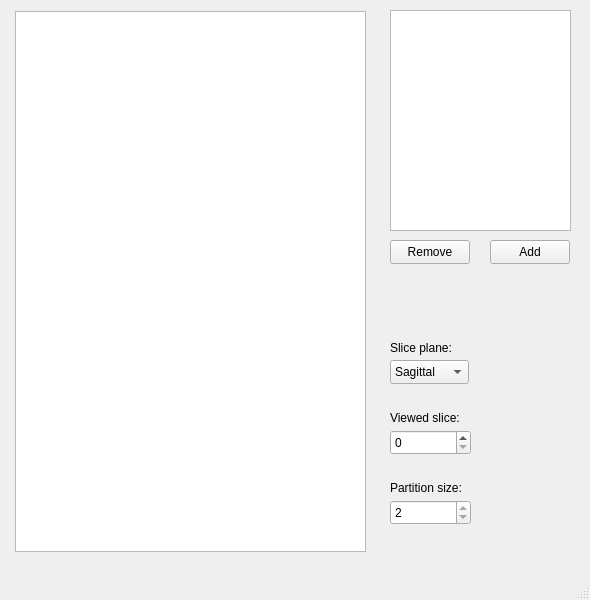
This is src/ui/mainwindow.ui in egor79k/vertical_stitching as Qt 5 draws it before an edit. The edited form follows.
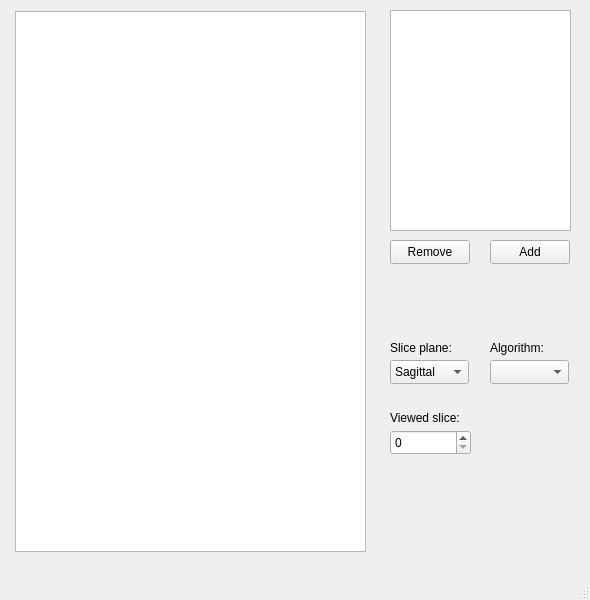
This is the edited form.

Commit message: Algorithm selection UI added

```diff
--- a/src/ui/mainwindow.ui
+++ b/src/ui/mainwindow.ui
@@ -59,38 +59,6 @@
      <string>Viewed slice:</string>
     </property>
    </widget>
-   <widget class="QSpinBox" name="partitionSpinBox">
-    <property name="geometry">
-     <rect>
-      <x>390</x>
-      <y>500</y>
-      <width>81</width>
-      <height>25</height>
-     </rect>
-    </property>
-    <property name="toolTip">
-     <string>&lt;html&gt;&lt;head/&gt;&lt;body&gt;&lt;p&gt;Number of stitched scans&lt;/p&gt;&lt;/body&gt;&lt;/html&gt;</string>
-    </property>
-    <property name="minimum">
-     <number>2</number>
-    </property>
-    <property name="maximum">
-     <number>2</number>
-    </property>
-   </widget>
-   <widget class="QLabel" name="partitionSpinLabel">
-    <property name="geometry">
-     <rect>
-      <x>390</x>
-      <y>480</y>
-      <width>91</width>
-      <height>16</height>
-     </rect>
-    </property>
-    <property name="text">
-     <string>Partition size:</string>
-    </property>
-   </widget>
    <widget class="QComboBox" name="slicePlaneBox">
     <property name="geometry">
      <rect>
@@ -174,6 +142,29 @@
      <enum>QGraphicsView::AnchorUnderMouse</enum>
     </property>
    </widget>
+   <widget class="QComboBox" name="algorithmBox">
+    <property name="geometry">
+     <rect>
+      <x>490</x>
+      <y>360</y>
+      <width>79</width>
+      <height>24</height>
+     </rect>
+    </property>
+   </widget>
+   <widget class="QLabel" name="label_2">
+    <property name="geometry">
+     <rect>
+      <x>490</x>
+      <y>340</y>
+      <width>71</width>
+      <height>16</height>
+     </rect>
+    </property>
+    <property name="text">
+     <string>Algorithm:</string>
+    </property>
+   </widget>
   </widget>
   <widget class="QMenuBar" name="menubar">
    <property name="geometry">
```
The commit also changes 5 other files.
